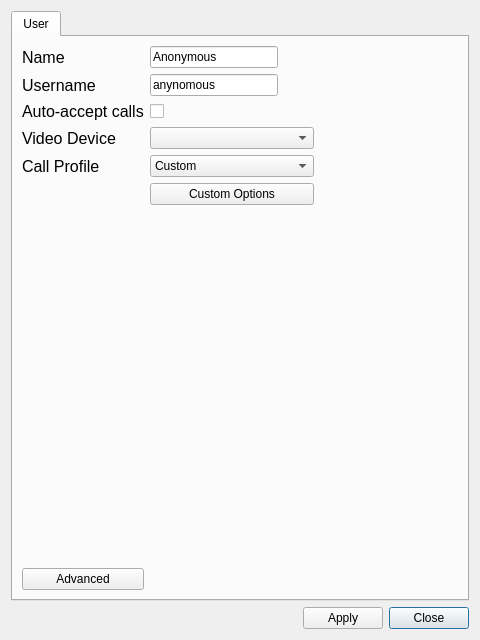
Qt form ui/settings.ui (ultravideo/uvgComm) before a commit.
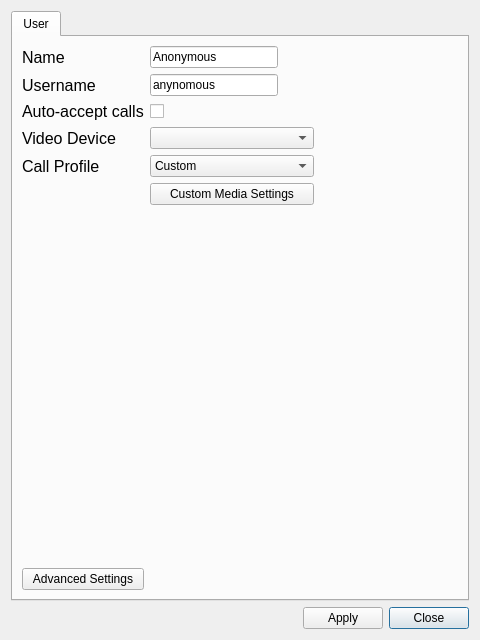
The same form after that commit.

Commit message:
fix(Settings): Fixed writing framerate to settings without a camera.
Now the settings can be saved and loaded without resetting even in systems
without a camera attached.

What changed in the file:
```diff
--- a/ui/settings.ui
+++ b/ui/settings.ui
@@ -119,7 +119,7 @@
        <item row="9" column="0">
         <widget class="QPushButton" name="advanced_settings_button">
          <property name="text">
-          <string>Advanced</string>
+          <string>Advanced Settings</string>
          </property>
         </widget>
        </item>
@@ -213,7 +213,7 @@
           <bool>true</bool>
          </property>
          <property name="text">
-          <string>Custom Options</string>
+          <string>Custom Media Settings</string>
          </property>
         </widget>
        </item>
```
The commit also changes 1 other file.
